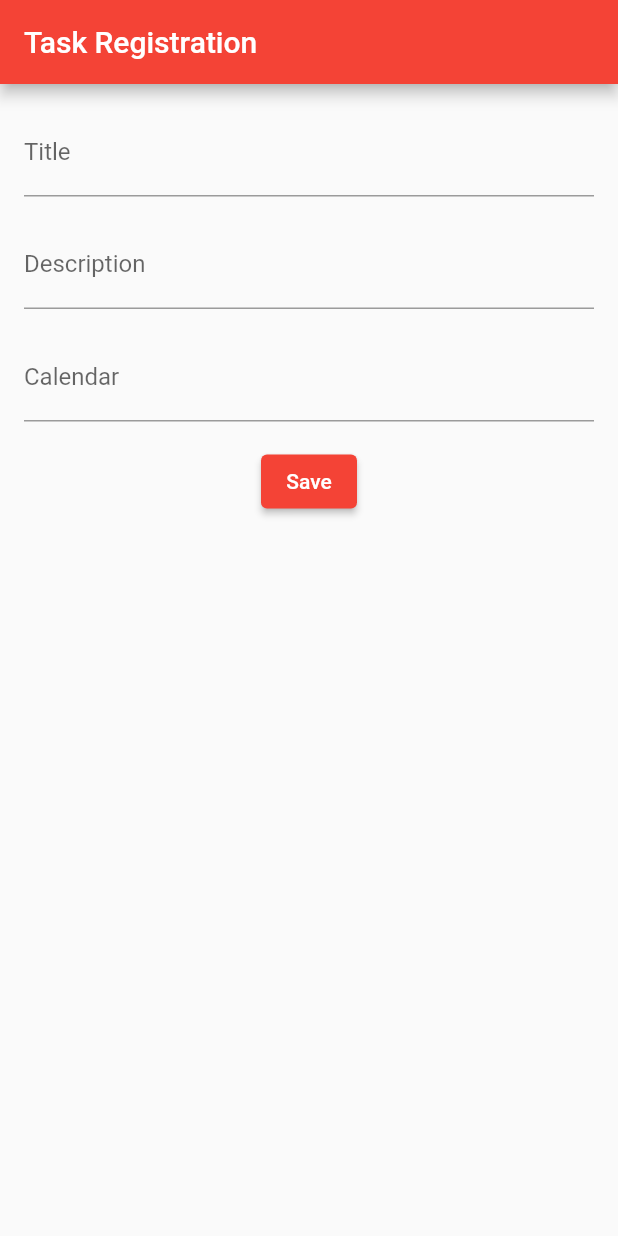
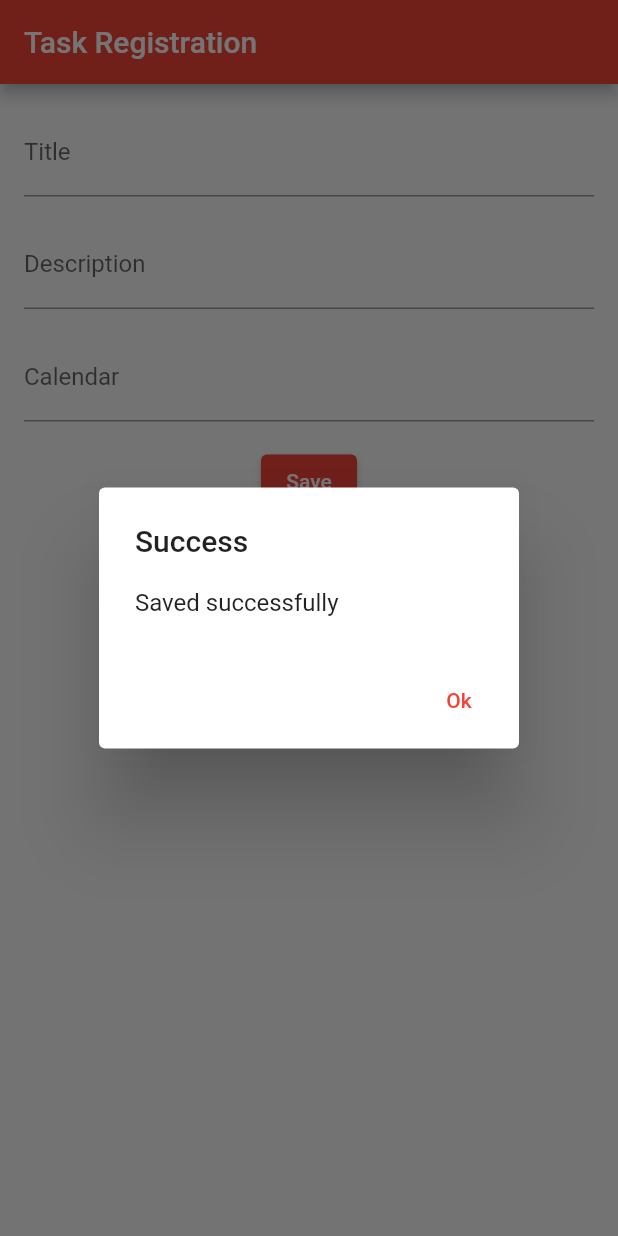
Before and after one commit to lucasmartinsribeiro/task_manager, a Flutter app: the MyTask screen opened directly, after a tap on "Save", on a phone screen of 412 x 824 dp. Run offline on Flutter 3.47's test engine with Material 2 defaults, Android fonts, the phone set to English and light mode, and no system bars.

Commit message:
feat: added alert message and icon on button

```diff
--- a/lib/form.dart
+++ b/lib/form.dart
@@ -1,4 +1,5 @@
 import 'package:flutter/material.dart';
+import 'package:task_manager/main.dart';
 import 'taskController.dart';
 
 void main() => runApp(MaterialApp(
@@ -57,6 +58,16 @@ class MyTask extends StatelessWidget {
                   // print(newTask);
 
                   print(TaskController.persist(title, description, calendar));
+
+                  showDialog(context: context, builder: (BuildContext context) => AlertDialog(
+                    title: const Text ('Success'),
+                    content: const Text('Saved successfully'),
+                    actions: <Widget>[
+                      TextButton(onPressed: () => {callScreen(context, MyHomePage())},
+                        child: const Text('Ok'),
+                      )
+                    ]
+                  ));
                 },
                 ),
               ),
```
Also changed, not shown: lib/main.dart (+6 -8 lines).
